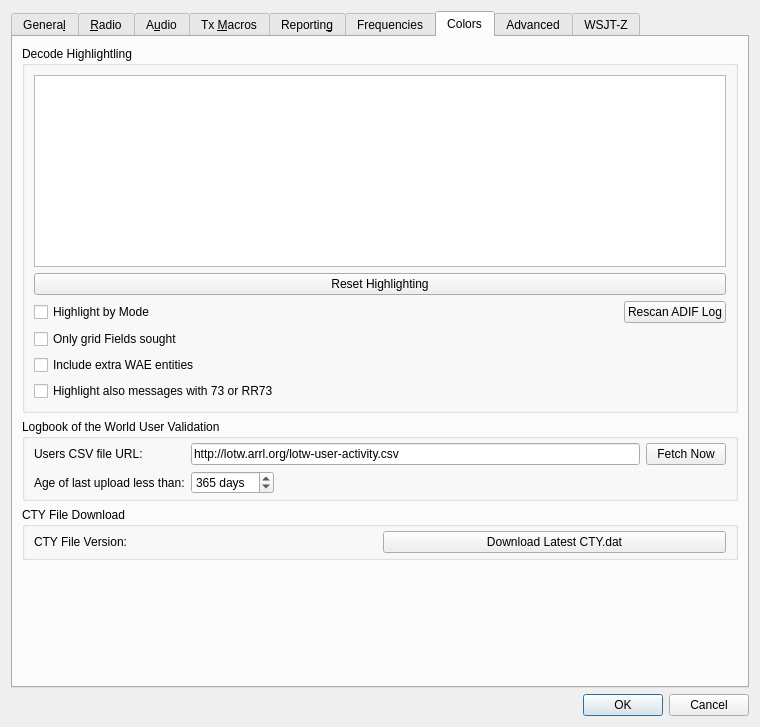
SpudGunMan/wsjt-z, file Configuration.ui: the form before one commit.
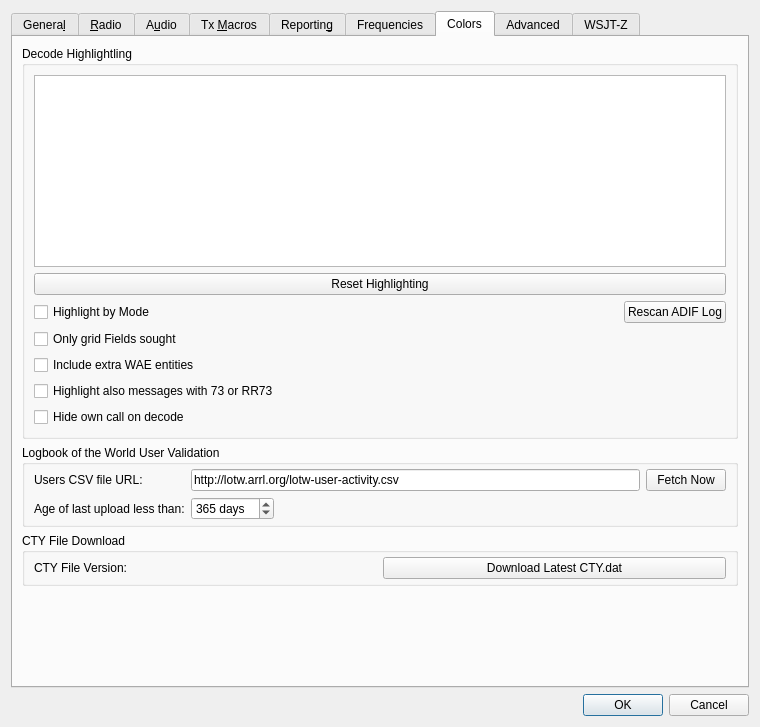
The form after the commit. The open tabs and pages were chosen to show the change. Custom widgets are drawn as their Qt base class.

Commit message:
filter-own-call
adds a switch and display filters

What changed in the file:
```diff
--- a/Configuration.ui
+++ b/Configuration.ui
@@ -2561,6 +2561,13 @@
             </property>
            </widget>
           </item>
+          <item row="6" column="0">
+           <widget class="QCheckBox" name="cb_hideOwnCall">
+            <property name="text">
+             <string>Hide own call on decode</string>
+            </property>
+           </widget>
+          </item>
          </layout>
         </widget>
        </item>
```
The commit also changes 3 other files.
